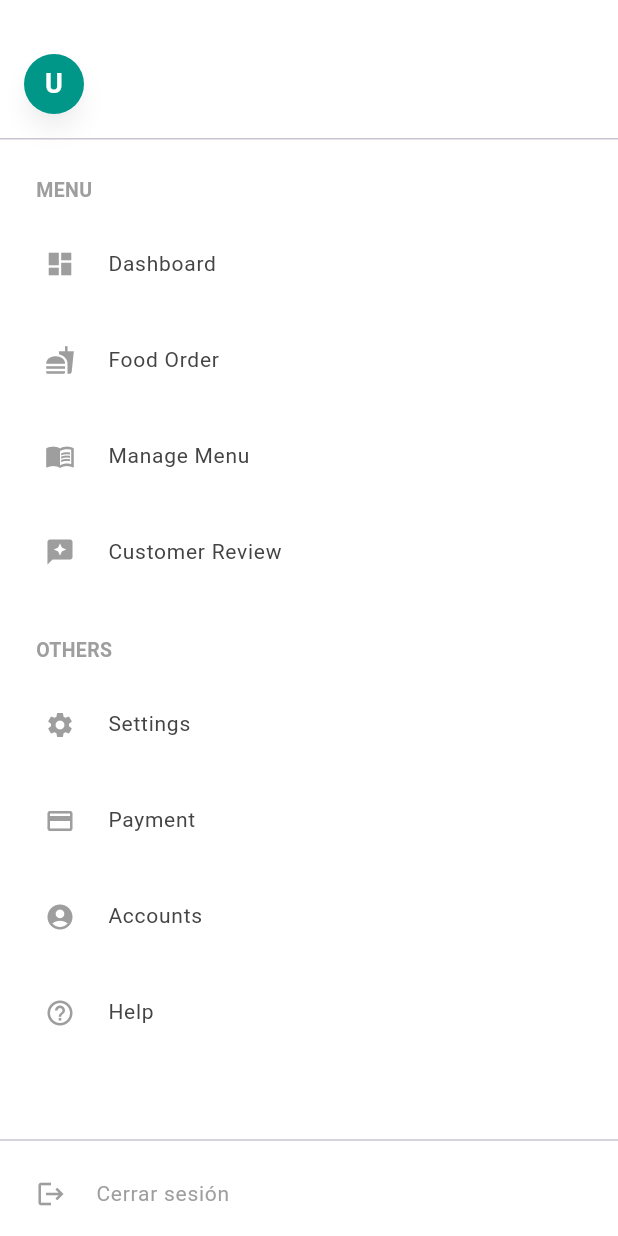
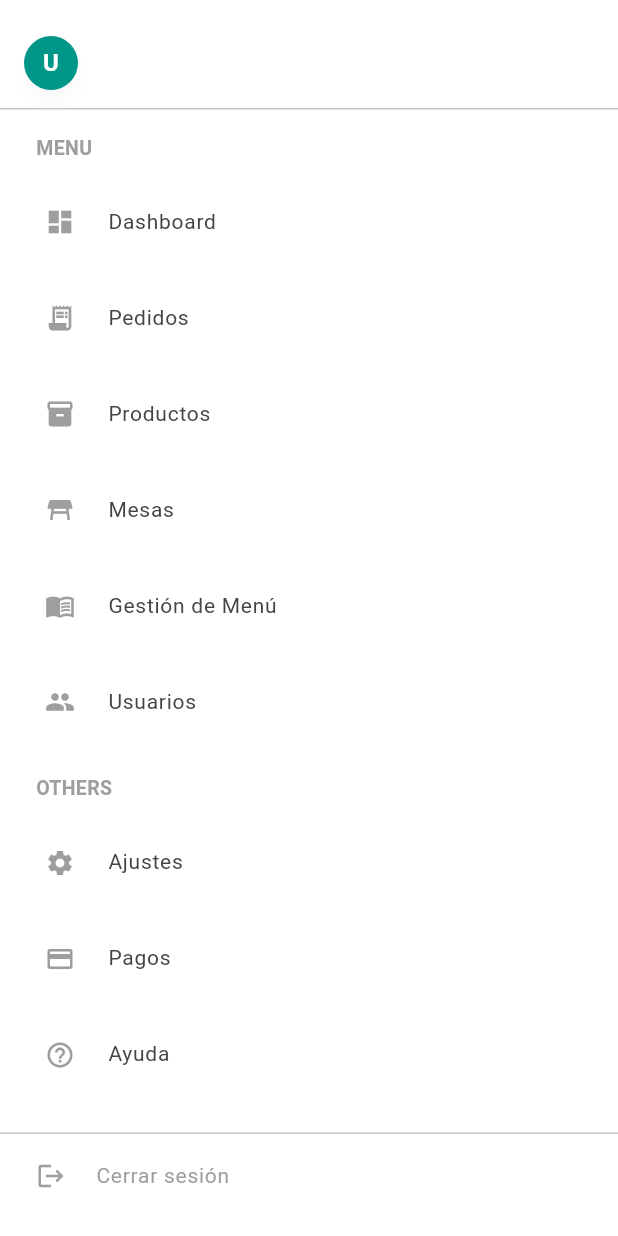
Before and after one commit to Calcina-Dev/JuliaGo, a Flutter app: the SidebarMenu widget shown alone on an empty page, opened directly with empty values, on a phone screen of 412 x 824 dp. Run offline on Flutter 3.47's test engine with Material 3 defaults, Android fonts, the phone set to English and light mode, and no system bars; our stand-ins replace fl_chart, shared_preferences; accounts and stored records are empty; network calls fail.

Commit message:
modificación de sidebar

```diff
--- a/mobile_app/lib/widgets/admin/sidebar/admin_sidebar_menu.dart
+++ b/mobile_app/lib/widgets/admin/sidebar/admin_sidebar_menu.dart
@@ -17,16 +17,17 @@ class SidebarMenu extends StatelessWidget {
 
   static const menuItems = [
     {'label': 'Dashboard', 'icon': Icons.dashboard},
-    {'label': 'Food Order', 'icon': Icons.fastfood},
-    {'label': 'Manage Menu', 'icon': Icons.menu_book},
-    {'label': 'Customer Review', 'icon': Icons.reviews},
+    {'label': 'Pedidos', 'icon': Icons.receipt_long},
+    {'label': 'Productos', 'icon': Icons.inventory_2},
+    {'label': 'Mesas', 'icon': Icons.table_restaurant},
+    {'label': 'Gestión de Menú', 'icon': Icons.menu_book},
+    {'label': 'Usuarios', 'icon': Icons.group},
   ];
 
   static const otherItems = [
-    {'label': 'Settings', 'icon': Icons.settings},
-    {'label': 'Payment', 'icon': Icons.payment},
-    {'label': 'Accounts', 'icon': Icons.account_circle},
-    {'label': 'Help', 'icon': Icons.help_outline},
+    {'label': 'Ajustes', 'icon': Icons.settings},
+    {'label': 'Pagos', 'icon': Icons.payment},
+    {'label': 'Ayuda', 'icon': Icons.help_outline},
   ];
 
   @override
@@ -41,20 +42,20 @@ class SidebarMenu extends StatelessWidget {
       ),
       child: Column(
         children: [
-          const SizedBox(height: 36),
+          const SizedBox(height: 24),
 
-          // Imagen redonda con inicial y nombre
+          // Avatar con inicial
           Padding(
             padding: const EdgeInsets.symmetric(horizontal: 16),
             child: Row(
               children: [
                 Material(
-                  elevation: 6,
+                  elevation: 4,
                   shape: const CircleBorder(),
-                  shadowColor: Colors.black26,
+                  shadowColor: Colors.black12,
                   child: Container(
-                    width: 40,
-                    height: 40,
+                    width: 36,
+                    height: 36,
                     alignment: Alignment.center,
                     decoration: const BoxDecoration(
                       shape: BoxShape.circle,
@@ -65,17 +66,17 @@ class SidebarMenu extends StatelessWidget {
                       style: const TextStyle(
                         color: Colors.white,
                         fontWeight: FontWeight.bold,
-                        fontSize: 18,
+                        fontSize: 16,
                       ),
                     ),
                   ),
                 ),
-                const SizedBox(width: 12),
+                const SizedBox(width: 10),
                 Expanded(
                   child: Text(
                     nombre,
                     style: const TextStyle(
-                      fontSize: 16,
+                      fontSize: 14,
                       fontWeight: FontWeight.w600,
                       color: Colors.teal,
                     ),
@@ -85,36 +86,43 @@ class SidebarMenu extends StatelessWidget {
               ],
             ),
           ),
-          const SizedBox(height: 16),
+
+          const SizedBox(height: 12),
           const Divider(height: 1),
 
-          // Lista de opciones
+          // Secciones
           Expanded(
             child: ListView(
               padding: const EdgeInsets.symmetric(horizontal: 8),
               children: [
-                const SizedBox(height: 24),
-                const SidebarSectionHeader(title: 'Menu'),
+                const SizedBox(height: 16),
+                const SidebarSectionHeader(title: 'MENU'),
                 ...buildMenuSection(
                   context: context,
                   items: menuItems,
                   selectedItem: selectedItem,
                   onItemSelected: onItemSelected!,
+                  //iconSize: 20,
+                  //fontSize: 14,
                 ),
-                const SizedBox(height: 24),
-                const SidebarSectionHeader(title: 'Others'),
+                const SizedBox(height: 16),
+                const SidebarSectionHeader(title: 'OTHERS'),
                 ...buildMenuSection(
                   context: context,
                   items: otherItems,
                   selectedItem: selectedItem,
                   onItemSelected: onItemSelected!,
+                  //iconSize: 20,
+                  //fontSize: 14,
                 ),
               ],
             ),
           ),
 
-          const Divider(),
+          const Divider(height: 1),
           buildLogoutTile(context),
+          //, iconSize: 20, fontSize: 14),
+          const SizedBox(height: 12),
         ],
       ),
     );
```
Also changed, not shown: mobile_app/lib/providers/pedidos_provider.dart (added, +72 -0 lines).
